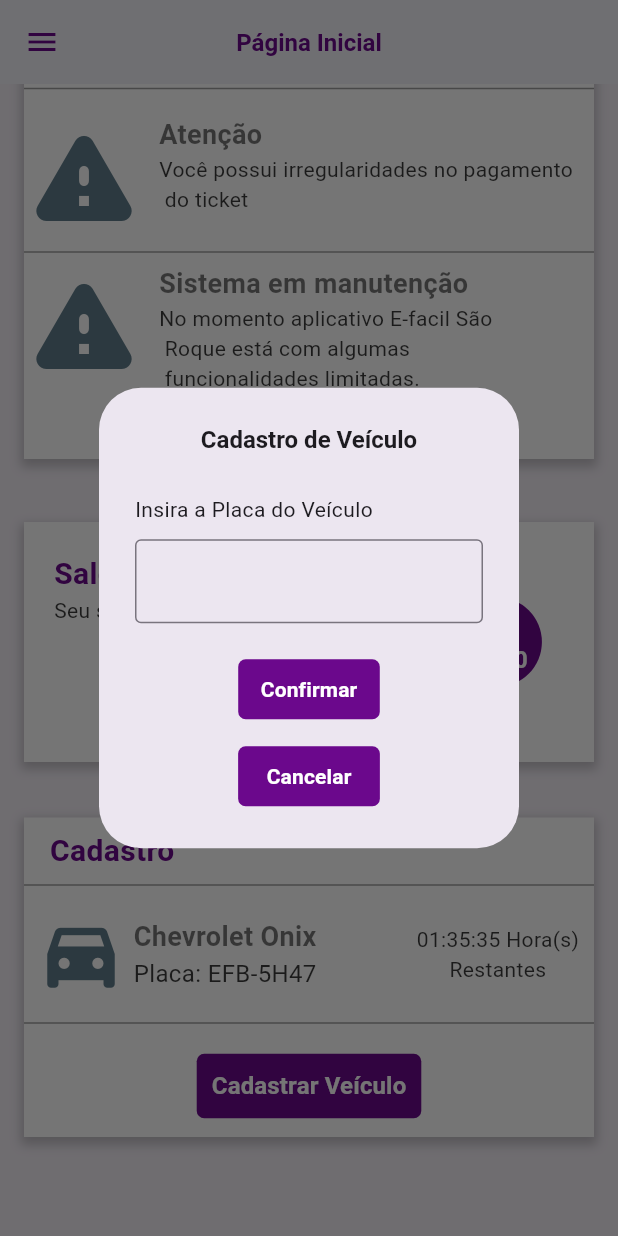
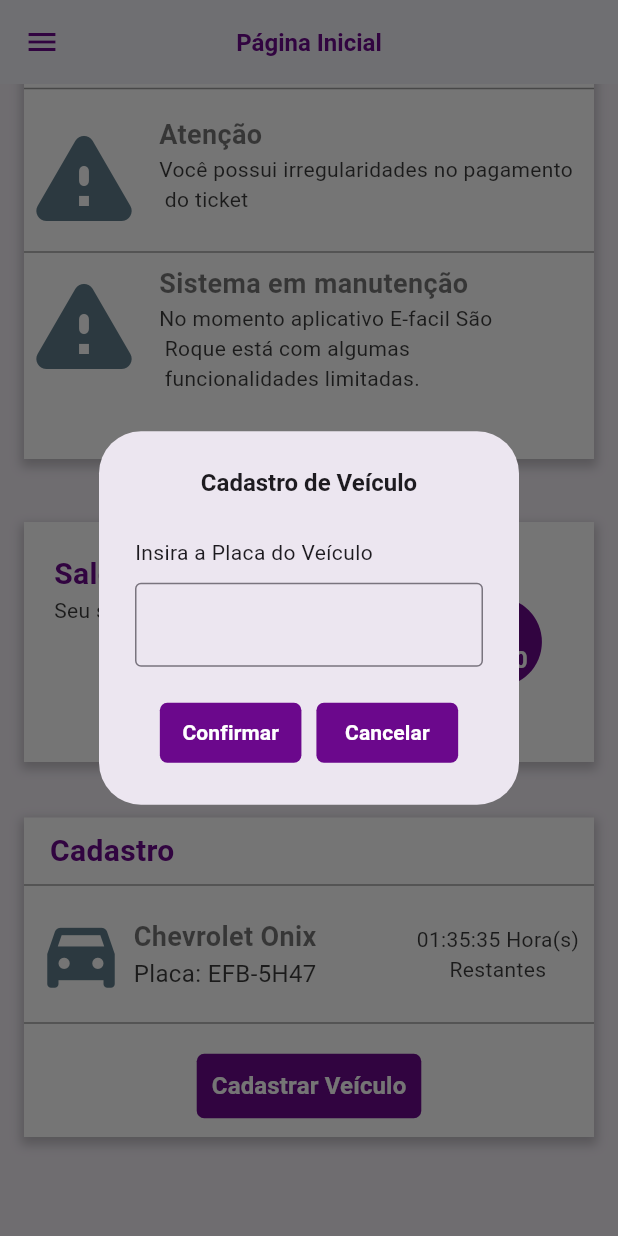
Before and after one commit to GleitonF/estacionamento-saoroque, a Flutter app: the Home screen opened directly, scrolled down 145 dp, after a tap on "Cadastrar Veículo", on a phone screen of 412 x 824 dp. Run offline on Flutter 3.47's test engine with Material 3 defaults, Android fonts, the phone set to English and light mode, and no system bars; our stand-ins replace lottie.

Commit message:
espaçamento dos botões do cadastro, teclado numérico no outro valor do compra saldo e botões um do lado do outro ao adicionar veículo

```diff
--- a/flutter_aplication_estacionamento/lib/pages/cadastro/cadastro_1.dart
+++ b/flutter_aplication_estacionamento/lib/pages/cadastro/cadastro_1.dart
@@ -108,7 +108,7 @@ class _MyHomePageState extends State<Cadastro1> {
                   ),
                 ),
               ),
-              SizedBox(height: 50),
+              SizedBox(height: 40),
               GestureDetector(
                 onTap: () {
                   Navigator.pop(context);
--- a/flutter_aplication_estacionamento/lib/pages/cadastro/cadastro_2.dart
+++ b/flutter_aplication_estacionamento/lib/pages/cadastro/cadastro_2.dart
@@ -118,7 +118,7 @@ class _MyHomePageState extends State<Cadastro2> {
                   ),
                 ),
               ),
-              SizedBox(height: 50),
+              SizedBox(height: 40),
               GestureDetector(
                 onTap: () {
                   Navigator.pop(context);
--- a/flutter_aplication_estacionamento/lib/pages/cadastro/cadastro_3.dart
+++ b/flutter_aplication_estacionamento/lib/pages/cadastro/cadastro_3.dart
@@ -179,7 +179,7 @@ class _MyHomePageState extends State<Cadastro3> {
                   ),
                 ),
               ),
-              SizedBox(height: 50),
+              SizedBox(height: 40),
               GestureDetector(
                 onTap: () {
                   Navigator.pop(context);
--- a/flutter_aplication_estacionamento/lib/pages/home/Home.dart
+++ b/flutter_aplication_estacionamento/lib/pages/home/Home.dart
@@ -383,6 +383,9 @@ class _MyHomePageState extends State<Home> {
                                     ),
                                   ),
                                   SizedBox(height: 20),
+                                  Row(
+                                    mainAxisAlignment: MainAxisAlignment.center,
+                                    children: [
                                        TextButton(
                                           style: TextButton.styleFrom(
                                             padding: EdgeInsets.symmetric(
@@ -422,7 +425,7 @@ class _MyHomePageState extends State<Home> {
                                             ),
                                           ),
                                         ),
-                                  SizedBox(height: 10),
+                                       SizedBox(width: 10),
                                       TextButton(
                                         style: TextButton.styleFrom(
                                           padding: EdgeInsets.symmetric(
@@ -443,6 +446,8 @@ class _MyHomePageState extends State<Home> {
                                             fontWeight: FontWeight.bold,
                                           ),
                                         ),
+                                      ),
+                                    ],
                                   ),
                                 ],
                               ),
--- a/flutter_aplication_estacionamento/lib/pages/saldo/compra_credito.dart
+++ b/flutter_aplication_estacionamento/lib/pages/saldo/compra_credito.dart
@@ -123,8 +123,9 @@ class _MyHomePageState extends State<CompraCredito> {
                       ),
                       SizedBox(height: 10),
                       TextField(
+                        keyboardType: TextInputType.phone,
                         decoration: InputDecoration(
-                          border: OutlineInputBorder(),
+                        border: OutlineInputBorder(),
                         ),
                       ),
                       SizedBox(height: 20),
```
Lines whose indentation alone changed are shown as unchanged.
